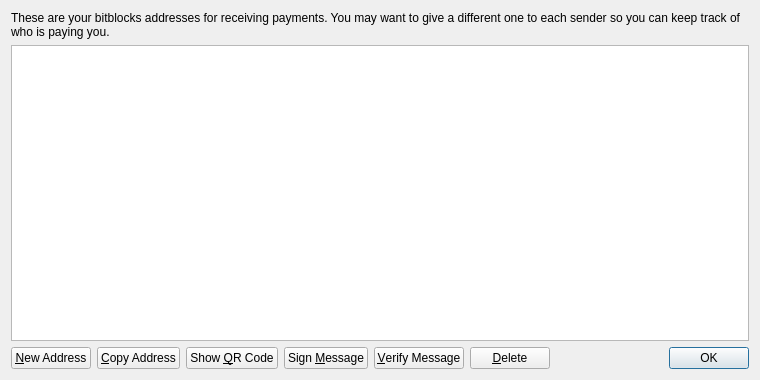
This is src/qt/forms/addressbookpage.ui in diMarcoDEV/TWT as Qt 5 draws it before an edit. The edited form follows.
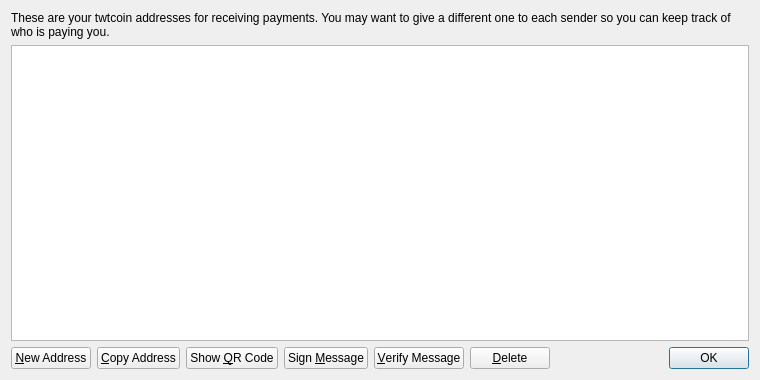
This is the edited form. Icons and pictures are not drawn.

Patch:
```diff
--- a/src/qt/forms/addressbookpage.ui
+++ b/src/qt/forms/addressbookpage.ui
@@ -17,7 +17,7 @@
    <item>
     <widget class="QLabel" name="labelExplanation">
      <property name="text">
-      <string>These are your bitblocks addresses for receiving payments. You may want to give a different one to each sender so you can keep track of who is paying you.</string>
+      <string>These are your twtcoin addresses for receiving payments. You may want to give a different one to each sender so you can keep track of who is paying you.</string>
      </property>
      <property name="textFormat">
       <enum>Qt::PlainText</enum>
```
Left out of the diff: 4 changed lines with no effect on the pictures.
